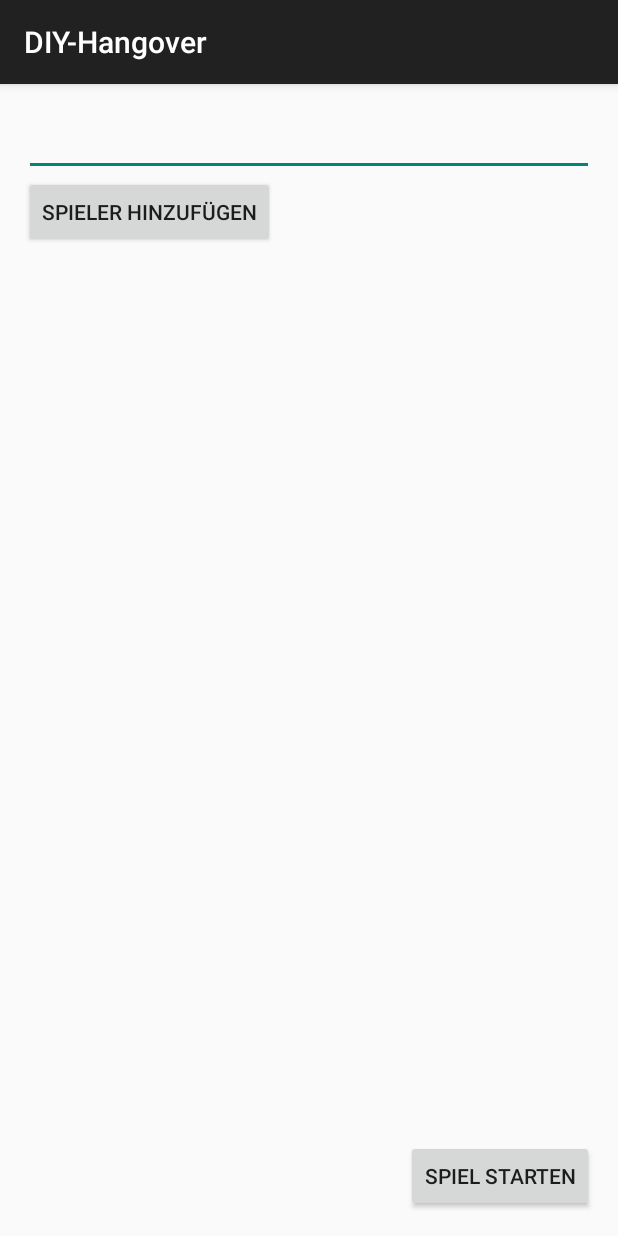
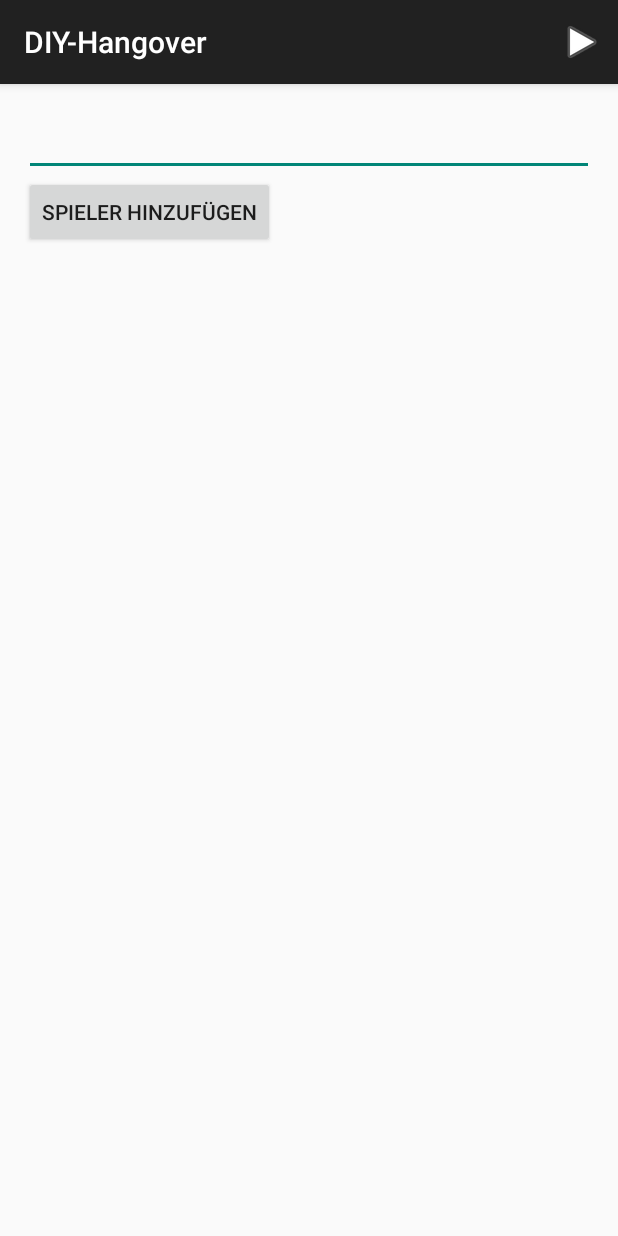
Before and after one commit to meganoob1337/DIY-Hangover2, an Android app: the screen it shows after launch (MainActivity), on a phone screen of 412 x 824 dp. Run offline under Robolectric (Android 15) with nearby library versions, the phone set to English and light mode, and no system bars.

Commit message:
swipe action change, etwas redesign

```diff
--- a/DIY-Hangover/src/main/java/de/arnefeil/diyhangover/Game.java
+++ b/DIY-Hangover/src/main/java/de/arnefeil/diyhangover/Game.java
@@ -86,4 +86,9 @@ public class Game {
         return new ArrayList<Rule>(mActiveRules);
     }
 
+    public int getCountUser()
+    {
+        return mUsers.size();
+    }
+
 }
--- a/DIY-Hangover/src/main/java/de/arnefeil/diyhangover/MainActivity.java
+++ b/DIY-Hangover/src/main/java/de/arnefeil/diyhangover/MainActivity.java
@@ -20,8 +20,10 @@ import java.util.ArrayList;
 public class MainActivity extends ActionBarActivity {
 
     private EditText userName;
+    private ListView lv_users;
     private ArrayList<String> userList;
     private ArrayAdapter<String> mAdapter;
+
     @Override
     protected void onCreate(Bundle savedInstanceState) {
         super.onCreate(savedInstanceState);
@@ -30,8 +32,15 @@ public class MainActivity extends ActionBarActivity {
 
         userList = new ArrayList<String>();
         mAdapter = new UserListAdapter(this, R.layout.listitem_user, userList);
-        ListView userListView = (ListView) findViewById(R.id.lv_users);
-        userListView.setAdapter(mAdapter);
+        lv_users = (ListView) findViewById(R.id.lv_users);
+        lv_users.setAdapter(mAdapter);
+        // Testgame start //
+        /*userList.add("Test 1");
+        userList.add("Test 2");
+        userList.add("Test 3");
+        userList.add("Test 4");
+
+        startGame();*/
     }
 
 
@@ -40,9 +49,27 @@ public class MainActivity extends ActionBarActivity {
         switch(button.getId())
         {
             case R.id.btn_add: addSpieler(); break;
-            case R.id.btn_start: startGame(); break;
+            case R.id.action_start_game: startGame(); break;
+            //case R.id.btn_start: startGame(); break;
             case R.id.et_name: userName.setError(null); break;
 
+        }
+    }
+
+    @Override
+    public boolean onCreateOptionsMenu(Menu menu) {
+        getMenuInflater().inflate(R.menu.main, menu);
+        return true;
+    }
+
+    @Override
+    public boolean onOptionsItemSelected(MenuItem item) {
+        switch (item.getItemId()) {
+            case R.id.action_start_game:
+                startGame();
+                return true;
+            default:
+                return false;
         }
     }
 
--- a/DIY-Hangover/src/main/res/layout/activity_main.xml
+++ b/DIY-Hangover/src/main/res/layout/activity_main.xml
@@ -27,14 +27,6 @@
         android:layout_below="@+id/et_name"
         android:layout_gravity="center_horizontal" />
 
-    <Button
-        android:layout_width="wrap_content"
-        android:layout_height="wrap_content"
-        android:text="Spiel starten"
-        android:id="@+id/btn_start"
-        android:onClick="onClick"
-        android:layout_alignParentBottom="true"
-        android:layout_alignParentRight="true" />
 
     <ListView
         android:layout_width="wrap_content"
@@ -43,6 +35,6 @@
         android:dividerHeight="0px"
         android:id="@+id/lv_users"
         android:layout_below="@+id/btn_add"
-        android:layout_above="@+id/btn_start"
+        android:layout_alignParentBottom="true"
         android:layout_alignParentLeft="true" />
 </RelativeLayout>
--- a/DIY-Hangover/src/main/res/menu/main.xml
+++ b/DIY-Hangover/src/main/res/menu/main.xml
@@ -1,8 +1,10 @@
 <menu xmlns:android="http://schemas.android.com/apk/res/android"
     xmlns:app="http://schemas.android.com/apk/res-auto">
 
-    <item android:id="@+id/action_settings"
-        android:title="@string/action_settings"
+    <item android:id="@+id/action_start_game"
+        android:icon="@android:drawable/ic_media_play"
+        android:title="Spiel startem"
+        android:enabled="false"
         android:orderInCategory="100"
-        app:showAsAction="never" />
+        app:showAsAction="always" />
 </menu>
```
Also changed, not shown: DIY-Hangover/src/main/java/de/arnefeil/diyhangover/ActiveRuleAdapter.java (+15 -1 lines), DIY-Hangover/src/main/java/de/arnefeil/diyhangover/GameActivity.java (+54 -12 lines), DIY-Hangover/src/main/java/de/arnefeil/diyhangover/Rule.java (+12 -0 lines), DIY-Hangover/src/main/res/anim/move_out.xml (added, +9 -0 lines), DIY-Hangover/src/main/res/layout/activity_game.xml (+21 -21 lines).
